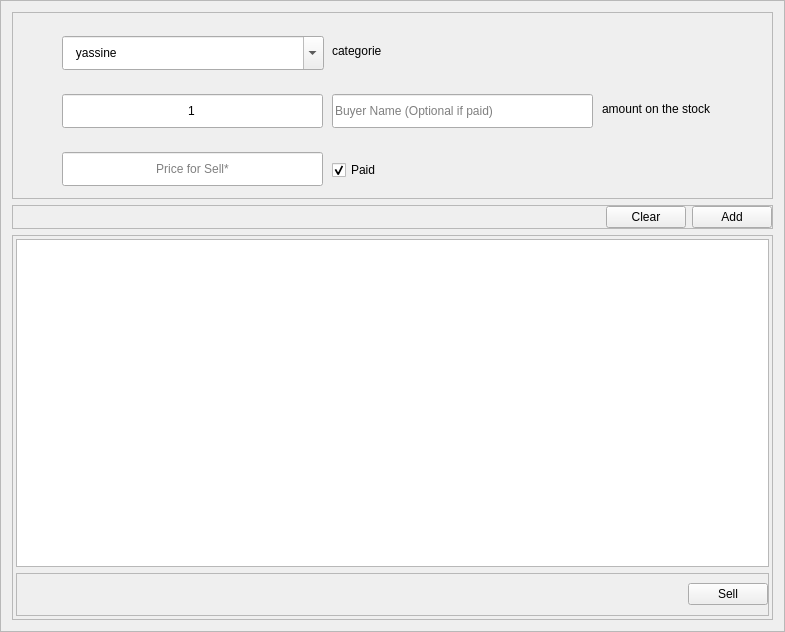
This is src/ui/sell.ui in YassineBaghdadi/PARA-ELECTRO as Qt 5 draws it before an edit. The edited form follows.
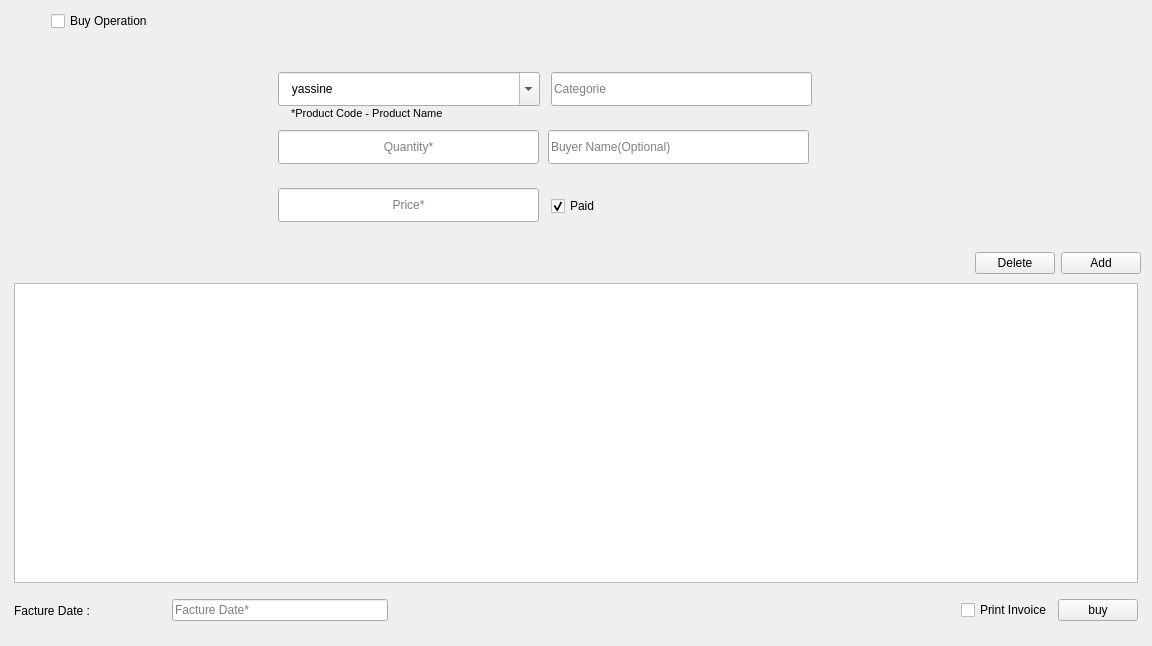
This is the edited form.

```diff
--- a/src/ui/sell.ui
+++ b/src/ui/sell.ui
@@ -6,8 +6,8 @@
    <rect>
     <x>0</x>
     <y>0</y>
-    <width>785</width>
-    <height>632</height>
+    <width>1152</width>
+    <height>646</height>
    </rect>
   </property>
   <property name="windowTitle">
@@ -17,10 +17,10 @@
    <string notr="true"/>
   </property>
   <property name="frameShape">
-   <enum>QFrame::StyledPanel</enum>
+   <enum>QFrame::NoFrame</enum>
   </property>
   <property name="lineWidth">
-   <number>1</number>
+   <number>0</number>
   </property>
   <property name="midLineWidth">
    <number>0</number>
@@ -32,6 +32,85 @@
       <number>0</number>
      </property>
      <item>
+      <layout class="QHBoxLayout" name="horizontalLayout_9">
+       <item>
+        <spacer name="horizontalSpacer_4">
+         <property name="orientation">
+          <enum>Qt::Horizontal</enum>
+         </property>
+         <property name="sizeType">
+          <enum>QSizePolicy::Preferred</enum>
+         </property>
+         <property name="sizeHint" stdset="0">
+          <size>
+           <width>40</width>
+           <height>20</height>
+          </size>
+         </property>
+        </spacer>
+       </item>
+       <item>
+        <widget class="QCheckBox" name="operation_type">
+         <property name="text">
+          <string>Buy Operation</string>
+         </property>
+        </widget>
+       </item>
+       <item>
+        <spacer name="horizontalSpacer_5">
+         <property name="orientation">
+          <enum>Qt::Horizontal</enum>
+         </property>
+         <property name="sizeHint" stdset="0">
+          <size>
+           <width>40</width>
+           <height>20</height>
+          </size>
+         </property>
+        </spacer>
+       </item>
+      </layout>
+     </item>
+     <item>
+      <widget class="QLabel" name="err">
+       <property name="text">
+        <string/>
+       </property>
+       <property name="alignment">
+        <set>Qt::AlignCenter</set>
+       </property>
+      </widget>
+     </item>
+     <item>
+      <widget class="QFrame" name="frame_5">
+       <property name="minimumSize">
+        <size>
+         <width>0</width>
+         <height>115</height>
+        </size>
+       </property>
+       <property name="frameShape">
+        <enum>QFrame::NoFrame</enum>
+       </property>
+       <property name="frameShadow">
+        <enum>QFrame::Raised</enum>
+       </property>
+       <layout class="QHBoxLayout" name="horizontalLayout_7">
+        <property name="leftMargin">
+         <number>1</number>
+        </property>
+        <property name="topMargin">
+         <number>1</number>
+        </property>
+        <property name="rightMargin">
+         <number>1</number>
+        </property>
+        <property name="bottomMargin">
+         <number>1</number>
+        </property>
+        <item>
+         <layout class="QHBoxLayout" name="horizontalLayout_6">
+          <item>
       <widget class="QFrame" name="frame">
        <property name="minimumSize">
         <size>
@@ -41,12 +120,12 @@
        </property>
        <property name="maximumSize">
         <size>
-         <width>16777215</width>
+              <width>830</width>
          <height>187</height>
         </size>
        </property>
        <property name="frameShape">
-        <enum>QFrame::StyledPanel</enum>
+             <enum>QFrame::NoFrame</enum>
        </property>
        <property name="frameShadow">
         <enum>QFrame::Raised</enum>
@@ -54,14 +133,14 @@
        <widget class="QLineEdit" name="qt">
         <property name="geometry">
          <rect>
-          <x>50</x>
-          <y>82</y>
+               <x>117</x>
+               <y>72</y>
           <width>261</width>
           <height>34</height>
          </rect>
         </property>
         <property name="text">
-         <string>1</string>
+              <string/>
         </property>
         <property name="alignment">
          <set>Qt::AlignCenter</set>
@@ -70,50 +149,24 @@
          <string>Quantity*</string>
         </property>
        </widget>
-       <widget class="QLabel" name="categorie">
+            <widget class="QLineEdit" name="seller">
         <property name="geometry">
          <rect>
-          <x>320</x>
-          <y>24</y>
-          <width>251</width>
-          <height>30</height>
-         </rect>
-        </property>
-        <property name="text">
-         <string>categorie</string>
-        </property>
-       </widget>
-       <widget class="QLineEdit" name="buyer">
-        <property name="geometry">
-         <rect>
-          <x>320</x>
-          <y>82</y>
+               <x>387</x>
+               <y>72</y>
           <width>261</width>
           <height>34</height>
          </rect>
         </property>
         <property name="placeholderText">
-         <string>Buyer Name (Optional if paid)</string>
-        </property>
-       </widget>
-       <widget class="QLabel" name="rest">
-        <property name="geometry">
-         <rect>
-          <x>590</x>
-          <y>82</y>
-          <width>110</width>
-          <height>30</height>
-         </rect>
-        </property>
-        <property name="text">
-         <string>amount on the stock</string>
+              <string>Buyer Name(Optional)</string>
         </property>
        </widget>
        <widget class="QLineEdit" name="price">
         <property name="geometry">
          <rect>
-          <x>50</x>
-          <y>140</y>
+               <x>117</x>
+               <y>130</y>
           <width>261</width>
           <height>34</height>
          </rect>
@@ -125,14 +178,14 @@
          <set>Qt::AlignCenter</set>
         </property>
         <property name="placeholderText">
-         <string>Price for Sell*</string>
+              <string>Price*</string>
         </property>
        </widget>
        <widget class="QCheckBox" name="is_paid">
         <property name="geometry">
          <rect>
-          <x>320</x>
-          <y>143</y>
+               <x>390</x>
+               <y>133</y>
           <width>95</width>
           <height>30</height>
          </rect>
@@ -150,8 +203,8 @@
        <widget class="QComboBox" name="product_name">
         <property name="geometry">
          <rect>
-          <x>50</x>
-          <y>24</y>
+               <x>117</x>
+               <y>14</y>
           <width>262</width>
           <height>34</height>
          </rect>
@@ -181,6 +234,58 @@
          </property>
         </item>
        </widget>
+            <widget class="QLabel" name="label">
+             <property name="geometry">
+              <rect>
+               <x>130</x>
+               <y>50</y>
+               <width>220</width>
+               <height>10</height>
+              </rect>
+             </property>
+             <property name="font">
+              <font>
+               <pointsize>8</pointsize>
+              </font>
+             </property>
+             <property name="text">
+              <string>*Product Code - Product Name</string>
+             </property>
+            </widget>
+            <widget class="QLineEdit" name="categorie_">
+             <property name="geometry">
+              <rect>
+               <x>390</x>
+               <y>14</y>
+               <width>261</width>
+               <height>34</height>
+              </rect>
+             </property>
+             <property name="readOnly">
+              <bool>true</bool>
+             </property>
+             <property name="placeholderText">
+              <string>Categorie</string>
+             </property>
+            </widget>
+            <widget class="QLabel" name="rest">
+             <property name="geometry">
+              <rect>
+               <x>655</x>
+               <y>75</y>
+               <width>170</width>
+               <height>30</height>
+              </rect>
+             </property>
+             <property name="text">
+              <string/>
+             </property>
+            </widget>
+           </widget>
+          </item>
+         </layout>
+        </item>
+       </layout>
       </widget>
      </item>
      <item>
@@ -192,7 +297,7 @@
         </size>
        </property>
        <property name="frameShape">
-        <enum>QFrame::StyledPanel</enum>
+        <enum>QFrame::NoFrame</enum>
        </property>
        <property name="frameShadow">
         <enum>QFrame::Raised</enum>
@@ -228,7 +333,7 @@
           <item>
            <widget class="QPushButton" name="clear">
             <property name="text">
-             <string>Clear</string>
+             <string>Delete</string>
             </property>
            </widget>
           </item>
@@ -247,7 +352,7 @@
      <item>
       <widget class="QFrame" name="frame_3">
        <property name="frameShape">
-        <enum>QFrame::StyledPanel</enum>
+        <enum>QFrame::NoFrame</enum>
        </property>
        <property name="frameShadow">
         <enum>QFrame::Raised</enum>
@@ -268,7 +373,20 @@
         <item>
          <layout class="QVBoxLayout" name="verticalLayout_2">
           <item>
-           <widget class="QTableWidget" name="to_sell_table"/>
+           <widget class="QTableWidget" name="to_buy_table">
+            <property name="editTriggers">
+             <set>QAbstractItemView::DoubleClicked</set>
+            </property>
+            <property name="selectionBehavior">
+             <enum>QAbstractItemView::SelectRows</enum>
+            </property>
+            <attribute name="horizontalHeaderVisible">
+             <bool>true</bool>
+            </attribute>
+            <attribute name="verticalHeaderVisible">
+             <bool>false</bool>
+            </attribute>
+           </widget>
           </item>
          </layout>
         </item>
@@ -281,7 +399,7 @@
            </size>
           </property>
           <property name="frameShape">
-           <enum>QFrame::StyledPanel</enum>
+           <enum>QFrame::NoFrame</enum>
           </property>
           <property name="frameShadow">
            <enum>QFrame::Raised</enum>
@@ -299,11 +417,27 @@
            <property name="bottomMargin">
             <number>0</number>
            </property>
+           <item>
+            <widget class="QLabel" name="label_2">
+             <property name="minimumSize">
+              <size>
+               <width>112</width>
+               <height>0</height>
+              </size>
+             </property>
+             <property name="text">
+              <string>Facture Date :</string>
+             </property>
+            </widget>
+           </item>
            <item>
             <spacer name="horizontalSpacer_2">
              <property name="orientation">
               <enum>Qt::Horizontal</enum>
              </property>
+             <property name="sizeType">
+              <enum>QSizePolicy::Preferred</enum>
+             </property>
              <property name="sizeHint" stdset="0">
               <size>
                <width>40</width>
@@ -312,12 +446,54 @@
              </property>
             </spacer>
            </item>
+           <item>
+            <widget class="QLineEdit" name="f_date">
+             <property name="maximumSize">
+              <size>
+               <width>216</width>
+               <height>16777215</height>
+              </size>
+             </property>
+             <property name="placeholderText">
+              <string>Facture Date*</string>
+             </property>
+            </widget>
+           </item>
+           <item>
+            <spacer name="horizontalSpacer_3">
+             <property name="orientation">
+              <enum>Qt::Horizontal</enum>
+             </property>
+             <property name="sizeType">
+              <enum>QSizePolicy::Expanding</enum>
+             </property>
+             <property name="sizeHint" stdset="0">
+              <size>
+               <width>40</width>
+               <height>20</height>
+              </size>
+             </property>
+            </spacer>
+           </item>
+           <item>
+            <widget class="QCheckBox" name="print_facture">
+             <property name="minimumSize">
+              <size>
+               <width>69</width>
+               <height>0</height>
+              </size>
+             </property>
+             <property name="text">
+              <string>Print Invoice</string>
+             </property>
+            </widget>
+           </item>
            <item>
             <layout class="QHBoxLayout" name="horizontalLayout_4">
              <item>
               <widget class="QPushButton" name="sell">
                <property name="text">
-                <string>Sell</string>
+                <string>buy</string>
                </property>
               </widget>
              </item>
```
Left out of the diff: 12 changed lines with no effect on the pictures. Lines whose indentation alone changed are shown as unchanged.
